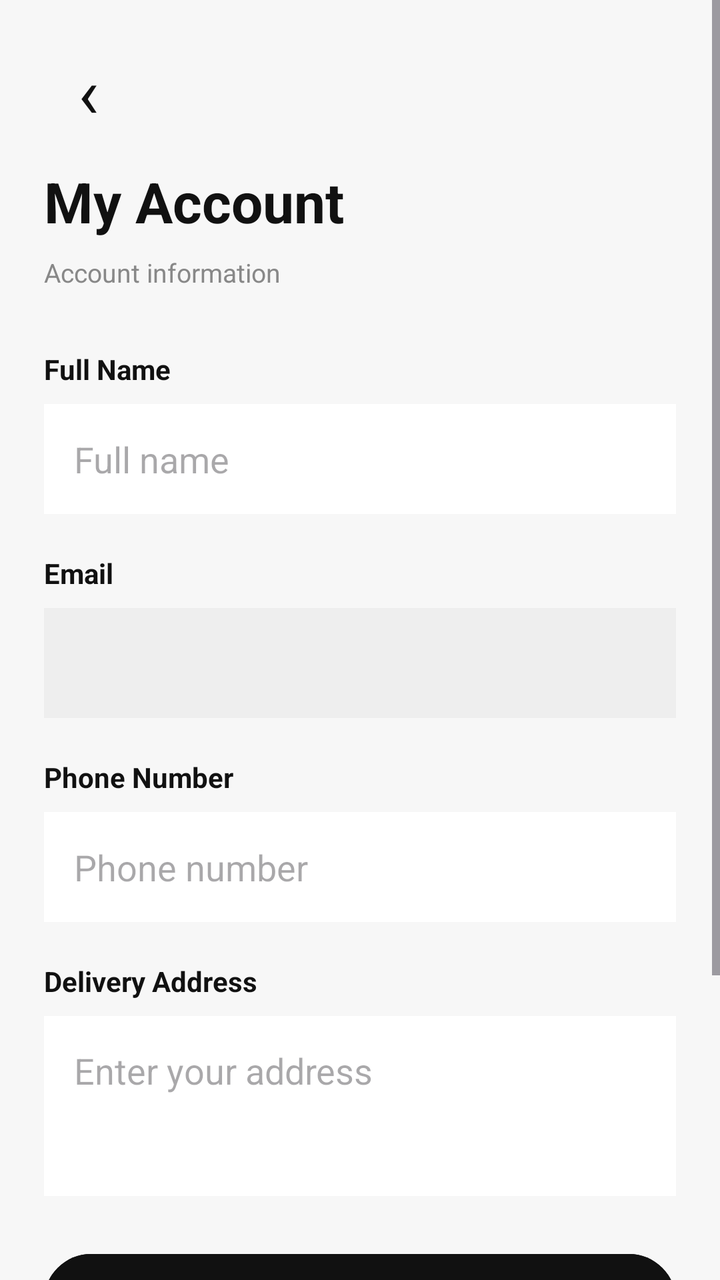
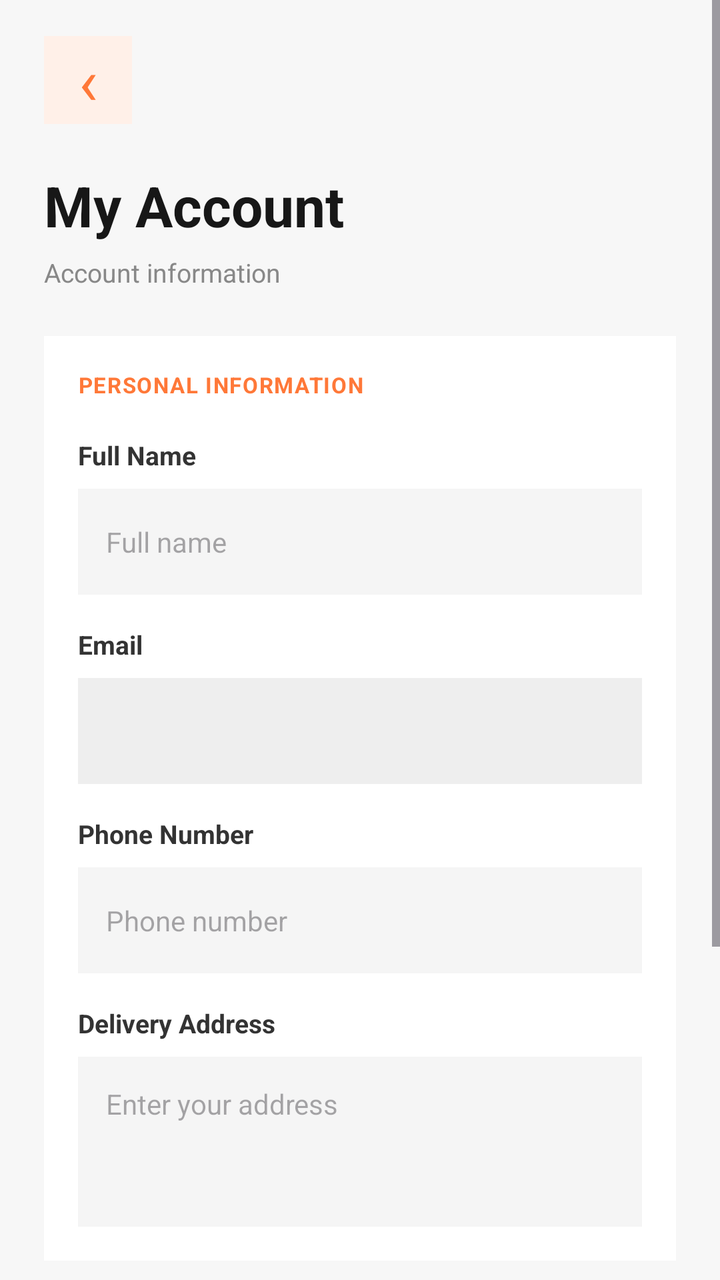

Before-and-after screenshots of an Android layout around one commit, followed by the original layout XML and the change that was made.
<!-- AndroidManifest.xml: application theme Theme.FoodOrder -->
<!-- res/layout/activity_profile.xml -->
<?xml version="1.0" encoding="utf-8"?>

<ScrollView xmlns:android="http://schemas.android.com/apk/res/android"
    android:layout_width="match_parent"
    android:layout_height="match_parent"
    android:background="#F7F7F7"
    android:fillViewport="true">

    <LinearLayout
        android:layout_width="match_parent"
        android:layout_height="wrap_content"
        android:orientation="vertical"
        android:padding="22dp">

        <TextView
            android:id="@+id/btnBack"
            android:layout_width="45dp"
            android:layout_height="45dp"
            android:gravity="center"
            android:text="‹"
            android:textColor="#111111"
            android:textSize="35sp" />

        <TextView
            android:layout_width="wrap_content"
            android:layout_height="wrap_content"
            android:layout_marginTop="15dp"
            android:text="My Account"
            android:textColor="#111111"
            android:textSize="28sp"
            android:textStyle="bold" />

        <TextView
            android:id="@+id/txtUserId"
            android:layout_width="wrap_content"
            android:layout_height="wrap_content"
            android:layout_marginTop="8dp"
            android:text="Account information"
            android:textColor="#888888"
            android:textSize="13sp" />

        <TextView
            android:layout_width="wrap_content"
            android:layout_height="wrap_content"
            android:layout_marginTop="30dp"
            android:text="Full Name"
            android:textColor="#111111"
            android:textStyle="bold" />

        <EditText
            android:id="@+id/edtProfileName"
            android:layout_width="match_parent"
            android:layout_height="55dp"
            android:layout_marginTop="8dp"
            android:background="#FFFFFF"
            android:hint="Full name"
            android:inputType="textPersonName"
            android:padding="15dp" />

        <TextView
            android:layout_width="wrap_content"
            android:layout_height="wrap_content"
            android:layout_marginTop="20dp"
            android:text="Email"
            android:textColor="#111111"
            android:textStyle="bold" />

        <EditText
            android:id="@+id/edtProfileEmail"
            android:layout_width="match_parent"
            android:layout_height="55dp"
            android:layout_marginTop="8dp"
            android:background="#EEEEEE"
            android:enabled="false"
            android:padding="15dp" />

        <TextView
            android:layout_width="wrap_content"
            android:layout_height="wrap_content"
            android:layout_marginTop="20dp"
            android:text="Phone Number"
            android:textColor="#111111"
            android:textStyle="bold" />

        <EditText
            android:id="@+id/edtProfilePhone"
            android:layout_width="match_parent"
            android:layout_height="55dp"
            android:layout_marginTop="8dp"
            android:background="#FFFFFF"
            android:hint="Phone number"
            android:inputType="phone"
            android:padding="15dp" />

        <TextView
            android:layout_width="wrap_content"
            android:layout_height="wrap_content"
            android:layout_marginTop="20dp"
            android:text="Delivery Address"
            android:textColor="#111111"
            android:textStyle="bold" />

        <EditText
            android:id="@+id/edtProfileAddress"
            android:layout_width="match_parent"
            android:layout_height="90dp"
            android:layout_marginTop="8dp"
            android:background="#FFFFFF"
            android:gravity="top"
            android:hint="Enter your address"
            android:inputType="textMultiLine"
            android:padding="15dp" />

        <Button
            android:id="@+id/btnSaveProfile"
            android:layout_width="match_parent"
            android:layout_height="55dp"
            android:layout_marginTop="25dp"
            android:backgroundTint="#111111"
            android:text="SAVE CHANGES"
            android:textColor="#FFFFFF" />

        <Button
            android:id="@+id/btnOrderHistory"
            android:layout_width="match_parent"
            android:layout_height="55dp"
            android:layout_marginTop="15dp"
            android:backgroundTint="#DDDDDD"
            android:text="MY ORDER HISTORY"
            android:textColor="#111111" />

        <Button
            android:id="@+id/btnLogout"
            android:layout_width="match_parent"
            android:layout_height="55dp"
            android:layout_marginTop="15dp"
            android:backgroundTint="#111111"
            android:text="LOG OUT"
            android:textColor="#FFFFFF" />

    </LinearLayout>
</ScrollView>
<!-- resources referenced by this layout -->
<resources>
  <style name="Theme.FoodOrder" parent="Base.Theme.FoodOrder" />
  <style name="Base.Theme.FoodOrder" parent="Theme.Material3.DayNight.NoActionBar">
          
          
      </style>
</resources>

<!-- the commit's change to res/layout/activity_profile.xml (unified diff, before → after) -->
@@ -10,133 +10,180 @@
         android:layout_width="match_parent"
         android:layout_height="wrap_content"
         android:orientation="vertical"
-        android:padding="22dp">
+        android:paddingStart="22dp"
+        android:paddingEnd="22dp"
+        android:paddingTop="18dp"
+        android:paddingBottom="30dp">
 
         <TextView
             android:id="@+id/btnBack"
-            android:layout_width="45dp"
-            android:layout_height="45dp"
+            android:layout_width="44dp"
+            android:layout_height="44dp"
+            android:background="#FFF0E8"
             android:gravity="center"
             android:text="‹"
-            android:textColor="#111111"
-            android:textSize="35sp" />
+            android:textColor="#FF7838"
+            android:textSize="32sp"/>
 
         <TextView
             android:layout_width="wrap_content"
             android:layout_height="wrap_content"
-            android:layout_marginTop="15dp"
+            android:layout_marginTop="22dp"
             android:text="My Account"
-            android:textColor="#111111"
+            android:textColor="#171717"
             android:textSize="28sp"
-            android:textStyle="bold" />
+            android:textStyle="bold"/>
 
         <TextView
             android:id="@+id/txtUserId"
             android:layout_width="wrap_content"
             android:layout_height="wrap_content"
-            android:layout_marginTop="8dp"
+            android:layout_marginTop="6dp"
             android:text="Account information"
             android:textColor="#888888"
-            android:textSize="13sp" />
+            android:textSize="13sp"/>
 
-        <TextView
-            android:layout_width="wrap_content"
+        <LinearLayout
+            android:layout_width="match_parent"
             android:layout_height="wrap_content"
-            android:layout_marginTop="30dp"
-            android:text="Full Name"
-            android:textColor="#111111"
-            android:textStyle="bold" />
+            android:layout_marginTop="23dp"
+            android:background="#FFFFFF"
+            android:orientation="vertical"
+            android:padding="17dp">
 
-        <EditText
-            android:id="@+id/edtProfileName"
-            android:layout_width="match_parent"
-            android:layout_height="55dp"
-            android:layout_marginTop="8dp"
-            android:background="#FFFFFF"
-            android:hint="Full name"
-            android:inputType="textPersonName"
-            android:padding="15dp" />
+            <TextView
+                android:layout_width="wrap_content"
+                android:layout_height="wrap_content"
+                android:text="PERSONAL INFORMATION"
+                android:textColor="#FF7838"
+                android:textSize="11sp"
+                android:textStyle="bold"
+                android:letterSpacing="0.05"/>
 
-        <TextView
-            android:layout_width="wrap_content"
-            android:layout_height="wrap_content"
-            android:layout_marginTop="20dp"
-            android:text="Email"
-            android:textColor="#111111"
-            android:textStyle="bold" />
+            <TextView
+                android:layout_width="wrap_content"
+                android:layout_height="wrap_content"
+                android:layout_marginTop="19dp"
+                android:text="Full Name"
+                android:textColor="#333333"
+                android:textSize="13sp"
+                android:textStyle="bold"/>
 
-        <EditText
-            android:id="@+id/edtProfileEmail"
-            android:layout_width="match_parent"
-            android:layout_height="55dp"
-            android:layout_marginTop="8dp"
-            android:background="#EEEEEE"
-            android:enabled="false"
-            android:padding="15dp" />
+            <EditText
+                android:id="@+id/edtProfileName"
+                android:layout_width="match_parent"
+                android:layout_height="53dp"
+                android:layout_marginTop="8dp"
+                android:background="#F5F5F5"
+                android:hint="Full name"
+                android:inputType="textPersonName"
+                android:paddingStart="14dp"
+                android:paddingEnd="14dp"
+                android:textColor="#171717"
+                android:textSize="14sp"/>
 
-        <TextView
-            android:layout_width="wrap_content"
-            android:layout_height="wrap_content"
-            android:layout_marginTop="20dp"
-            android:text="Phone Number"
-            android:textColor="#111111"
-            android:textStyle="bold" />
+            <TextView
+                android:layout_width="wrap_content"
+                android:layout_height="wrap_content"
+                android:layout_marginTop="16dp"
+                android:text="Email"
+                android:textColor="#333333"
+                android:textSize="13sp"
+                android:textStyle="bold"/>
 
-        <EditText
-            android:id="@+id/edtProfilePhone"
-            android:layout_width="match_parent"
-            android:layout_height="55dp"
-            android:layout_marginTop="8dp"
-            android:background="#FFFFFF"
-            android:hint="Phone number"
-            android:inputType="phone"
-            android:padding="15dp" />
+            <EditText
+                android:id="@+id/edtProfileEmail"
+                android:layout_width="match_parent"
+                android:layout_height="53dp"
+                android:layout_marginTop="8dp"
+                android:background="#EEEEEE"
+                android:enabled="false"
+                android:paddingStart="14dp"
+                android:paddingEnd="14dp"
+                android:textColor="#999999"
+                android:textSize="14sp"/>
 
-        <TextView
-            android:layout_width="wrap_content"
-            android:layout_height="wrap_content"
-            android:layout_marginTop="20dp"
-            android:text="Delivery Address"
-            android:textColor="#111111"
-            android:textStyle="bold" />
+            <TextView
+                android:layout_width="wrap_content"
+                android:layout_height="wrap_content"
+                android:layout_marginTop="16dp"
+                android:text="Phone Number"
+                android:textColor="#333333"
+                android:textSize="13sp"
+                android:textStyle="bold"/>
 
-        <EditText
-            android:id="@+id/edtProfileAddress"
-            android:layout_width="match_parent"
-            android:layout_height="90dp"
-            android:layout_marginTop="8dp"
-            android:background="#FFFFFF"
-            android:gravity="top"
-            android:hint="Enter your address"
-            android:inputType="textMultiLine"
-            android:padding="15dp" />
+            <EditText
+                android:id="@+id/edtProfilePhone"
+                android:layout_width="match_parent"
+                android:layout_height="53dp"
+                android:layout_marginTop="8dp"
+                android:background="#F5F5F5"
+                android:hint="Phone number"
+                android:inputType="phone"
+                android:paddingStart="14dp"
+                android:paddingEnd="14dp"
+                android:textColor="#171717"
+                android:textSize="14sp"/>
+
+            <TextView
+                android:layout_width="wrap_content"
+                android:layout_height="wrap_content"
+                android:layout_marginTop="16dp"
+                android:text="Delivery Address"
+                android:textColor="#333333"
+                android:textSize="13sp"
+                android:textStyle="bold"/>
+
+            <EditText
+                android:id="@+id/edtProfileAddress"
+                android:layout_width="match_parent"
+                android:layout_height="85dp"
+                android:layout_marginTop="8dp"
+                android:background="#F5F5F5"
+                android:gravity="top"
+                android:hint="Enter your address"
+                android:inputType="textMultiLine"
+                android:padding="14dp"
+                android:textColor="#171717"
+                android:textSize="14sp"/>
+
+        </LinearLayout>
 
         <Button
             android:id="@+id/btnSaveProfile"
             android:layout_width="match_parent"
-            android:layout_height="55dp"
-            android:layout_marginTop="25dp"
-            android:backgroundTint="#111111"
+            android:layout_height="54dp"
+            android:layout_marginTop="19dp"
+            android:backgroundTint="#FF7838"
             android:text="SAVE CHANGES"
-            android:textColor="#FFFFFF" />
+            android:textColor="#FFFFFF"
+            android:textSize="12sp"
+            android:textStyle="bold"
+            android:elevation="0dp"/>
 
         <Button
             android:id="@+id/btnOrderHistory"
             android:layout_width="match_parent"
-            android:layout_height="55dp"
-            android:layout_marginTop="15dp"
-            android:backgroundTint="#DDDDDD"
+            android:layout_height="54dp"
+            android:layout_marginTop="12dp"
+            android:backgroundTint="#EAEAEA"
             android:text="MY ORDER HISTORY"
-            android:textColor="#111111" />
+            android:textColor="#222222"
+            android:textSize="12sp"
+            android:textStyle="bold"
+            android:elevation="0dp"/>
 
         <Button
             android:id="@+id/btnLogout"
             android:layout_width="match_parent"
-            android:layout_height="55dp"
-            android:layout_marginTop="15dp"
-            android:backgroundTint="#111111"
+            android:layout_height="54dp"
+            android:layout_marginTop="12dp"
+            android:backgroundTint="#FF7838"
             android:text="LOG OUT"
-            android:textColor="#FFFFFF" />
+            android:textColor="#FFFFFF"
+            android:textSize="12sp"
+            android:textStyle="bold"
+            android:elevation="0dp"/>
 
     </LinearLayout>
 </ScrollView>
